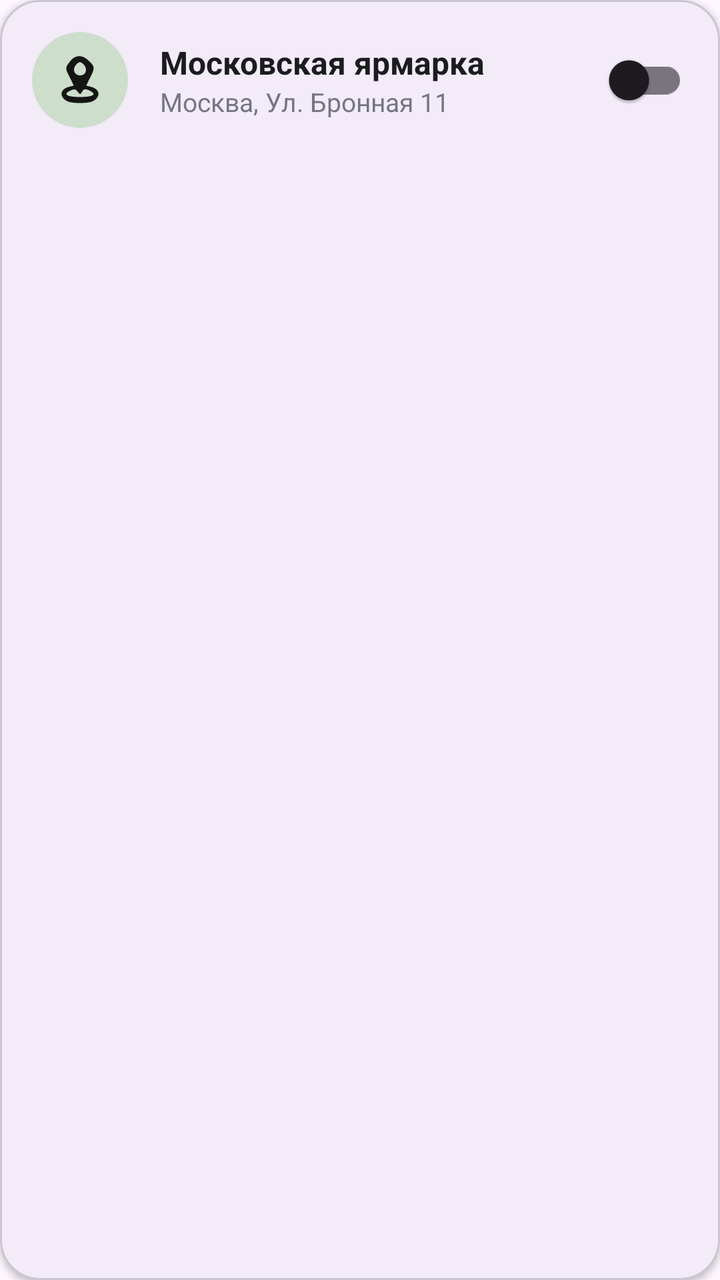
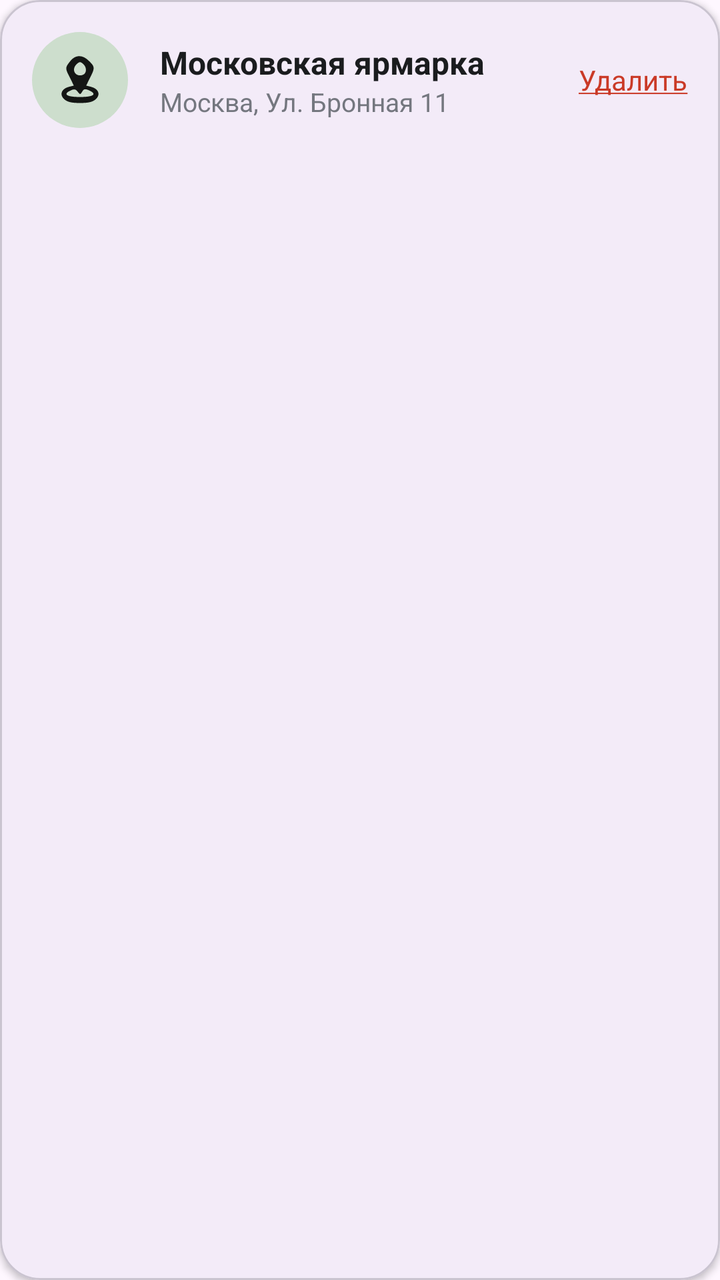

Compare the two renders of this Android layout. The source of the first and the diff that turns it into the second are given below.
<!-- AndroidManifest.xml: application theme Theme.Farmer -->
<!-- res/layout/item_point_sale.xml -->
<?xml version="1.0" encoding="utf-8"?>
<com.google.android.material.card.MaterialCardView
    xmlns:android="http://schemas.android.com/apk/res/android"
    xmlns:app="http://schemas.android.com/apk/res-auto"
    android:layout_width="match_parent"
    android:layout_height="wrap_content"
    android:layout_marginBottom="12dp"
    app:cardCornerRadius="20dp"
    app:cardElevation="2dp">

    <LinearLayout
        android:layout_width="match_parent"
        android:layout_height="wrap_content"
        android:orientation="horizontal"
        android:padding="16dp"
        android:gravity="center_vertical">

        <ImageView
            android:id="@+id/ivPointIcon"
            android:layout_width="48dp"
            android:layout_height="48dp"
            android:background="@drawable/bg_point_sale"
            android:padding="12dp"
            android:src="@drawable/ic_point_sale" />

        <LinearLayout
            android:layout_width="0dp"
            android:layout_height="wrap_content"
            android:layout_weight="1"
            android:layout_marginStart="16dp"
            android:orientation="vertical">

            <TextView
                android:id="@+id/tvPointName"
                android:layout_width="wrap_content"
                android:layout_height="wrap_content"
                android:text="Московская ярмарка"
                android:textStyle="bold"
                android:textColor="#1A1C1E"
                android:textSize="16sp" />

            <TextView
                android:id="@+id/tvPointAddress"
                android:layout_width="wrap_content"
                android:layout_height="wrap_content"
                android:text="Москва, Ул. Бронная 11"
                android:textColor="#74777F"
                android:textSize="13sp" />
        </LinearLayout>

        <com.google.android.material.switchmaterial.SwitchMaterial
            android:id="@+id/switchPointStatus"
            android:layout_width="wrap_content"
            android:layout_height="wrap_content" />

    </LinearLayout>
</com.google.android.material.card.MaterialCardView>
<!-- resources referenced by this layout -->
<resources>
  <!-- drawable bg_point_sale (drawable) -->
  <?xml version="1.0" encoding="utf-8"?>
  <shape xmlns:android="http://schemas.android.com/apk/res/android">
      <solid android:color="#CDDECD"/>
      <corners android:radius="100dp"/>
  
  </shape>
  <!-- drawable ic_point_sale (drawable) -->
  <vector xmlns:android="http://schemas.android.com/apk/res/android" android:alpha="0.9" android:height="24dp" android:viewportHeight="24" android:viewportWidth="24" android:width="24dp">
        
      <path android:fillColor="#000000" android:pathData="M7.1,2.6c-2.6,3.3 -2.6,3.5 -0.1,8.3l1.9,3.9 -2.4,0.6c-3.8,1 -4.9,3.9 -2.4,6.2 1.6,1.4 3.6,1.9 7.9,1.9 4.3,-0 6.3,-0.5 7.9,-1.9 2.5,-2.3 1.4,-5.2 -2.4,-6.2l-2.4,-0.6 1.9,-3.9c2.5,-4.9 2.5,-5.5 -0.5,-8.4 -3.2,-3.3 -6.8,-3.2 -9.4,0.1zM13.8,4.2c1.7,1.7 1.5,4.5 -0.3,5.2 -3.6,1.4 -6.1,-2.4 -3.3,-5.2 1.5,-1.5 2.1,-1.5 3.6,-0zM13.1,17.8c0.8,-1.4 1.4,-1.5 3.5,-0.6 4.1,1.9 2.2,3.3 -4.6,3.3 -6.7,-0 -8.7,-1.4 -4.8,-3.2 1.8,-0.9 2.6,-0.8 3.6,0.5 1.2,1.6 1.4,1.6 2.3,-0z" android:strokeColor="#00000000"/>
      
  </vector>
  <style name="Theme.Farmer" parent="Base.Theme.Farmer" />
  <style name="Base.Theme.Farmer" parent="Theme.Material3.DayNight.NoActionBar">
          
          
      </style>
</resources>

<!-- the commit's change to res/layout/item_point_sale.xml (unified diff, before → after) -->
@@ -48,10 +48,12 @@
                 android:textSize="13sp" />
         </LinearLayout>
 
-        <com.google.android.material.switchmaterial.SwitchMaterial
-            android:id="@+id/switchPointStatus"
+        <TextView
+            android:id="@+id/tvDeletePoint"
             android:layout_width="wrap_content"
-            android:layout_height="wrap_content" />
+            android:layout_height="wrap_content"
+            android:text="@string/deletePOS"
+            android:textColor="#ca3a27"/>
 
     </LinearLayout>
 </com.google.android.material.card.MaterialCardView>
<!-- resource entries referenced after the edit -->
@@ -13,6 +13,7 @@
       <path android:fillColor="#000000" android:pathData="M7.1,2.6c-2.6,3.3 -2.6,3.5 -0.1,8.3l1.9,3.9 -2.4,0.6c-3.8,1 -4.9,3.9 -2.4,6.2 1.6,1.4 3.6,1.9 7.9,1.9 4.3,-0 6.3,-0.5 7.9,-1.9 2.5,-2.3 1.4,-5.2 -2.4,-6.2l-2.4,-0.6 1.9,-3.9c2.5,-4.9 2.5,-5.5 -0.5,-8.4 -3.2,-3.3 -6.8,-3.2 -9.4,0.1zM13.8,4.2c1.7,1.7 1.5,4.5 -0.3,5.2 -3.6,1.4 -6.1,-2.4 -3.3,-5.2 1.5,-1.5 2.1,-1.5 3.6,-0zM13.1,17.8c0.8,-1.4 1.4,-1.5 3.5,-0.6 4.1,1.9 2.2,3.3 -4.6,3.3 -6.7,-0 -8.7,-1.4 -4.8,-3.2 1.8,-0.9 2.6,-0.8 3.6,0.5 1.2,1.6 1.4,1.6 2.3,-0z" android:strokeColor="#00000000"/>
       
   </vector>
+  <string name="deletePOS"><u>Удалить</u></string>
   <style name="Theme.Farmer" parent="Base.Theme.Farmer" />
   <style name="Base.Theme.Farmer" parent="Theme.Material3.DayNight.NoActionBar">
           
